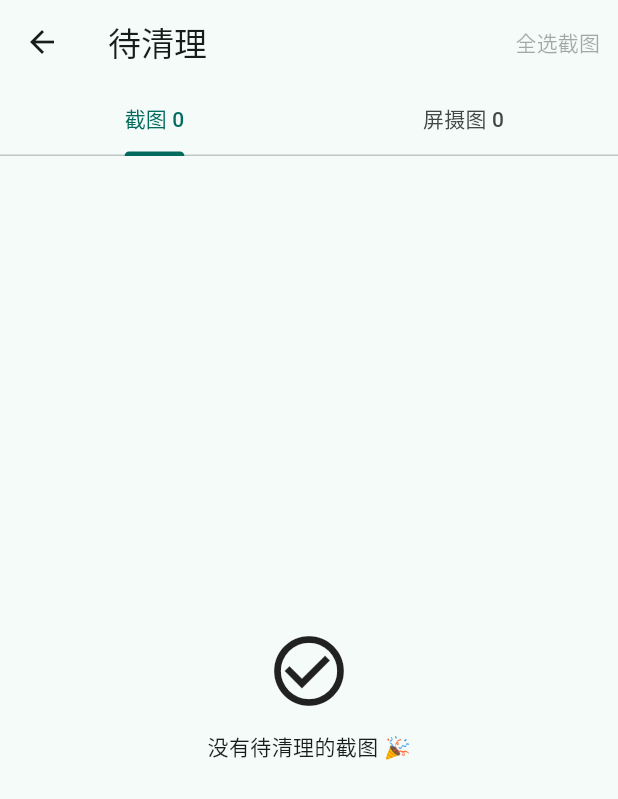
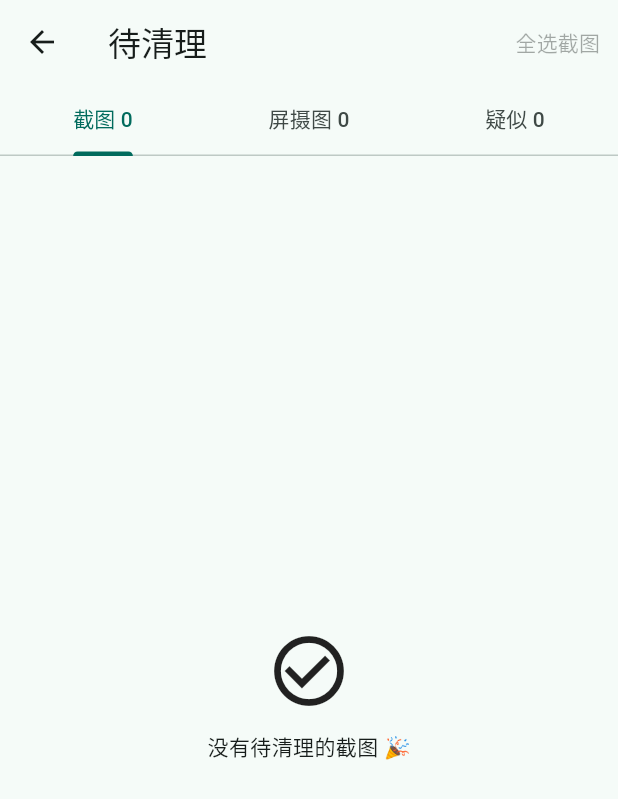
Before and after one commit to zql70/shotwipe, a Flutter app: the ResultsPage screen opened directly with empty values, on a phone screen of 412 x 824 dp. Shown: the top 799 px of the screen. Run offline on Flutter 3.47's test engine with Material 3 defaults, Android fonts, the phone set to English and light mode, and no system bars; our stand-ins replace drift, drift_flutter; missing offline and left inert: photo_manager, tflite_flutter; accounts and stored records are empty; generated files the repository leaves out were written again.

Commit message:
Results page UX: per-tab select-all, suspicious tier as third tab, single-step delete
- Select-all button now applies to the active tab (screenshots / model
  candidates / suspicious); label follows the tab, loads still never
  auto-select model results
- Suspicious screen photos (0.35-0.65) promoted from an inner tier to a
  top-level tab alongside screenshots and candidates
- Removed the in-app delete confirmation dialog; the system delete dialog
  is now the only confirmation step
- Verified on Xiaomi 15 (Android 16): 3 tabs render, per-tab select-all
  selects 152/283 without touching other tabs, bottom bar counts correct

```diff
--- a/app/lib/ui/results_page.dart
+++ b/app/lib/ui/results_page.dart
@@ -46,34 +46,57 @@ class _MonthGroup {
   final List<_Item> items;
 }
 
-class _ResultsPageState extends State<ResultsPage> {
+class _ResultsPageState extends State<ResultsPage>
+    with SingleTickerProviderStateMixin {
   List<_Item> _screenshots = [];
-  List<_Item> _screenPhotos = [];
+  List<_Item> _candidates = [];
+  List<_Item> _suspects = [];
   final _selected = <String>{};
   final _sizeCache = <String, int>{};
   int _selectedBytes = 0;
   bool _loading = true;
+  late final TabController _tabController;
+  int _lastTabIndex = 0;
 
-  int get _actionableCount => _screenshots.length + _screenPhotos.length;
+  static const _tabNames = ['截图', '屏摄图', '疑似'];
 
-  List<_Item> get _allItems => [..._screenshots, ..._screenPhotos];
+  int get _actionableCount =>
+      _screenshots.length + _candidates.length + _suspects.length;
+
+  List<_Item> get _allItems => [..._screenshots, ..._candidates, ..._suspects];
 
   @override
   void initState() {
     super.initState();
+    _tabController = TabController(length: 3, vsync: this);
+    _tabController.addListener(_onTabChanged);
     _load();
+  }
+
+  @override
+  void dispose() {
+    _tabController.removeListener(_onTabChanged);
+    _tabController.dispose();
+    super.dispose();
+  }
+
+  void _onTabChanged() {
+    if (_tabController.index == _lastTabIndex) return;
+    _lastTabIndex = _tabController.index;
+    if (mounted) setState(() {});
   }
 
   Future<void> _load() async {
     final rows = await widget.db.activeRows();
     final screenshots = <_Item>[];
-    final screenPhotos = <_Item>[];
+    final candidates = <_Item>[];
+    final suspects = <_Item>[];
     final missing = <String>[];
 
     for (final row in rows) {
       if (!RecognitionConfig.isActionableCategory(row.category)) continue;
       // 模型判出的「截图」不可信（实测会把山景/普通照片当成截图），
-      // 截图 Tab 只展示系统元数据命中；屏幕类结果只在屏摄 Tab 展示。
+      // 截图 Tab 只展示系统元数据命中；屏幕类结果只在屏摄/疑似 Tab 展示。
       if (row.category == RecognitionConfig.categoryScreenshot &&
           row.source != RecognitionConfig.sourceMetadata) {
         continue;
@@ -94,20 +117,22 @@ class _ResultsPageState extends State<ResultsPage> {
       final item = _Item(row, entity);
       if (row.category == RecognitionConfig.categoryScreenshot) {
         screenshots.add(item);
+      } else if (item.isConfirmed) {
+        candidates.add(item);
       } else {
-        screenPhotos.add(item);
+        suspects.add(item);
       }
     }
     if (missing.isNotEmpty) {
       await widget.db.markState(missing, RecognitionConfig.stateDeleted);
     }
     screenshots.sort((a, b) => b.row.takenAtMs.compareTo(a.row.takenAtMs));
-    screenPhotos.sort((a, b) => b.row.takenAtMs.compareTo(a.row.takenAtMs));
+    candidates.sort((a, b) => b.row.takenAtMs.compareTo(a.row.takenAtMs));
+    suspects.sort((a, b) => b.row.takenAtMs.compareTo(a.row.takenAtMs));
 
     final now = DateTime.now();
-    for (final item in [...screenshots, ...screenPhotos]) {
-      if (item.isConfirmed &&
-          ProtectRules.shouldAutoSelect(item.row, item.entity, now)) {
+    for (final item in screenshots) {
+      if (ProtectRules.shouldAutoSelect(item.row, item.entity, now)) {
         _selected.add(item.id);
       }
     }
@@ -115,7 +140,8 @@ class _ResultsPageState extends State<ResultsPage> {
     if (!mounted) return;
     setState(() {
       _screenshots = screenshots;
-      _screenPhotos = screenPhotos;
+      _candidates = candidates;
+      _suspects = suspects;
       _loading = false;
     });
     _updateSize();
@@ -157,14 +183,24 @@ class _ResultsPageState extends State<ResultsPage> {
     _updateSize();
   }
 
+  List<_Item> get _tabItems => switch (_tabController.index) {
+    0 => _screenshots,
+    1 => _candidates,
+    _ => _suspects,
+  };
+
+  bool get _allTabSelected {
+    final items = _tabItems;
+    return items.isNotEmpty && items.every((i) => _selected.contains(i.id));
+  }
+
+  // 全选作用于当前 Tab（截图/屏摄图/疑似）。这是用户的显式操作，
+  // 允许批量勾选模型结果；加载时的自动勾选仍仅限系统元数据截图。
   void _toggleSelectAll() {
-    // 只批量选择系统元数据截图；模型结果必须逐张人工确认。
-    final selectable = _autoSelectableItems;
-    final allSelected =
-        selectable.isNotEmpty &&
-        selectable.every((i) => _selected.contains(i.id));
+    final items = _tabItems;
+    final allSelected = _allTabSelected;
     setState(() {
-      for (final item in selectable) {
+      for (final item in items) {
         if (allSelected) {
           _selected.remove(item.id);
         } else {
@@ -189,31 +225,9 @@ class _ResultsPageState extends State<ResultsPage> {
     final targets = _allItems.where((i) => _selected.contains(i.id)).toList();
     if (targets.isEmpty) return;
 
-    final confirmed = await showDialog<bool>(
-      context: context,
-      builder: (context) => AlertDialog(
-        title: const Text('删除所选照片？'),
-        content: Text(
-          '共 ${targets.length} 张 · 约 ${_formatBytes(_selectedBytes)}。\n'
-          '下一步会弹出系统确认框。\n'
-          '删除后照片会进入系统「最近删除」/回收站（通常保留 30 天），'
-          '需要彻底释放空间时请到系统相册里清空。',
-        ),
-        actions: [
-          TextButton(
-            onPressed: () => Navigator.pop(context, false),
-            child: const Text('取消'),
-          ),
-          FilledButton(
-            onPressed: () => Navigator.pop(context, true),
-            child: Text('删除 ${targets.length} 张'),
-          ),
-        ],
-      ),
-    );
-    if (confirmed != true) return;
-
     try {
+      // 只保留系统删除确认弹窗（Android createDeleteRequest / iOS 系统删除），
+      // App 内不再加一层确认。
       final deletedIds = await widget.repo.delete(
         targets.map((i) => i.entity).toList(),
       );
@@ -317,7 +331,8 @@ class _ResultsPageState extends State<ResultsPage> {
     if (ids.isEmpty) return;
     setState(() {
       _screenshots.removeWhere((i) => ids.contains(i.id));
-      _screenPhotos.removeWhere((i) => ids.contains(i.id));
+      _candidates.removeWhere((i) => ids.contains(i.id));
+      _suspects.removeWhere((i) => ids.contains(i.id));
       _selected.removeAll(ids);
     });
     _updateSize();
@@ -383,37 +398,36 @@ class _ResultsPageState extends State<ResultsPage> {
 
   @override
   Widget build(BuildContext context) {
-    return DefaultTabController(
-      length: 2,
-      child: Scaffold(
+    return Scaffold(
       appBar: AppBar(
         title: const Text('待清理'),
         actions: [
           TextButton(
-              onPressed:
-                  _loading || _autoSelectableItems.isEmpty ? null : _toggleSelectAll,
-              child: Text(_allAutoSelectableSelected ? '取消全选' : '全选截图'),
+            onPressed: _loading || _tabItems.isEmpty ? null : _toggleSelectAll,
+            child: Text(
+              _allTabSelected
+                  ? '取消全选'
+                  : '全选${_tabNames[_tabController.index]}',
+            ),
           ),
         ],
         bottom: TabBar(
+          controller: _tabController,
           tabs: [
             Tab(text: '截图 ${_screenshots.length}'),
-              Tab(text: '屏摄图 ${_screenPhotos.length}'),
+            Tab(text: '屏摄图 ${_candidates.length}'),
+            Tab(text: '疑似 ${_suspects.length}'),
           ],
         ),
       ),
       body: _loading
           ? const Center(child: CircularProgressIndicator())
           : TabBarView(
+              controller: _tabController,
               children: [
-                  _buildTab(
-                    _screenshots,
-                    category: RecognitionConfig.categoryScreenshot,
-                  ),
-                  _buildTab(
-                    _screenPhotos,
-                    category: RecognitionConfig.categoryScreenPhoto,
-                  ),
+                _buildScreenshotsTab(),
+                _buildCandidatesTab(),
+                _buildSuspectsTab(),
               ],
             ),
       bottomNavigationBar: _selected.isEmpty
@@ -430,21 +444,56 @@ class _ResultsPageState extends State<ResultsPage> {
                 ),
               ),
             ),
-      ),
     );
   }
 
-  List<_Item> get _autoSelectableItems => _allItems
-      .where((i) => i.row.source == RecognitionConfig.sourceMetadata)
-      .toList();
-
-  bool get _allAutoSelectableSelected {
-    final selectable = _autoSelectableItems;
-    return selectable.isNotEmpty &&
-        selectable.every((i) => _selected.contains(i.id));
+  Widget _buildScreenshotsTab() {
+    final selectedCount = _screenshots
+        .where((i) => _selected.contains(i.id))
+        .length;
+    return _buildTab(
+      items: _screenshots,
+      emptyText: '没有待清理的截图 🎉',
+      title: '确定',
+      subtitle: selectedCount > 0
+          ? '系统截图已按保护规则自动勾选 $selectedCount 张'
+          : '最近 7 天或收藏的截图不会自动勾选',
+      color: Theme.of(context).colorScheme.primary,
+    );
   }
 
-  Widget _buildTab(List<_Item> items, {required String category}) {
+  Widget _buildCandidatesTab() {
+    final selectedCount = _candidates
+        .where((i) => _selected.contains(i.id))
+        .length;
+    return _buildTab(
+      items: _candidates,
+      emptyText: '没有发现屏摄图 🎉',
+      title: '模型候选',
+      subtitle: selectedCount > 0
+          ? '已勾选 $selectedCount 张，请确认无误'
+          : '模型结果默认不勾选，请逐张确认后再删除',
+      color: Theme.of(context).colorScheme.primary,
+    );
+  }
+
+  Widget _buildSuspectsTab() {
+    return _buildTab(
+      items: _suspects,
+      emptyText: '没有疑似屏摄图 🎉',
+      title: '疑似',
+      subtitle: '默认不勾选，点按查看大图后再决定',
+      color: Theme.of(context).colorScheme.tertiary,
+    );
+  }
+
+  Widget _buildTab({
+    required List<_Item> items,
+    required String emptyText,
+    required String title,
+    required String subtitle,
+    required Color color,
+  }) {
     if (items.isEmpty) {
       return Center(
         child: Column(
@@ -452,45 +501,14 @@ class _ResultsPageState extends State<ResultsPage> {
           children: [
             const Icon(Icons.check_circle_outline, size: 56),
             const SizedBox(height: 12),
-            Text(
-              category == RecognitionConfig.categoryScreenshot
-                  ? '没有待清理的截图 🎉'
-                  : '没有发现屏摄图 🎉',
-            ),
+            Text(emptyText),
           ],
         ),
       );
     }
-    final confirmed = items.where((i) => i.isConfirmed).toList();
-    final suspicious = items.where((i) => !i.isConfirmed).toList();
-    final isScreenshotTab =
-        category == RecognitionConfig.categoryScreenshot;
-    final selectedCount =
-        confirmed.where((i) => _selected.contains(i.id)).length;
-    final confirmedTitle = isScreenshotTab ? '确定' : '模型候选';
-    final confirmedSubtitle = isScreenshotTab
-        ? (selectedCount > 0
-            ? '系统截图已按保护规则自动勾选 $selectedCount 张'
-            : '最近 7 天或收藏的截图不会自动勾选')
-        : (selectedCount > 0
-            ? '已手动勾选 $selectedCount 张，请确认无误'
-            : '模型结果默认不勾选，请逐张确认后再删除');
     return CustomScrollView(
       slivers: [
-        if (confirmed.isNotEmpty)
-          ..._buildTier(
-            title: confirmedTitle,
-            subtitle: confirmedSubtitle,
-            items: confirmed,
-            color: Theme.of(context).colorScheme.primary,
-          ),
-        if (suspicious.isNotEmpty)
-          ..._buildTier(
-            title: '疑似',
-            subtitle: '默认不勾选，点按查看大图后再决定',
-            items: suspicious,
-            color: Theme.of(context).colorScheme.tertiary,
-          ),
+        ..._buildTier(title: title, subtitle: subtitle, items: items, color: color),
         const SliverToBoxAdapter(child: SizedBox(height: 24)),
       ],
     );
```
Also changed, not shown: 2 other files. Lines whose indentation alone changed are shown as unchanged.
